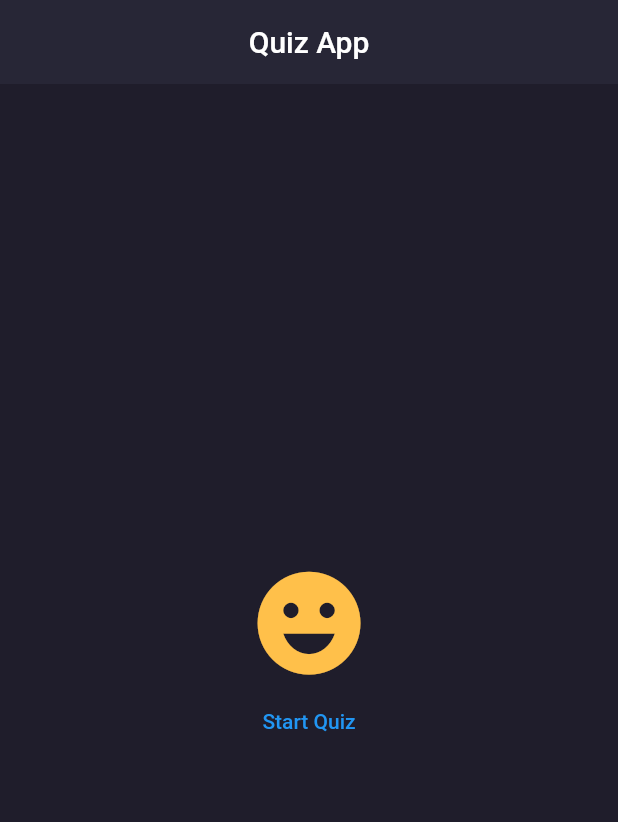
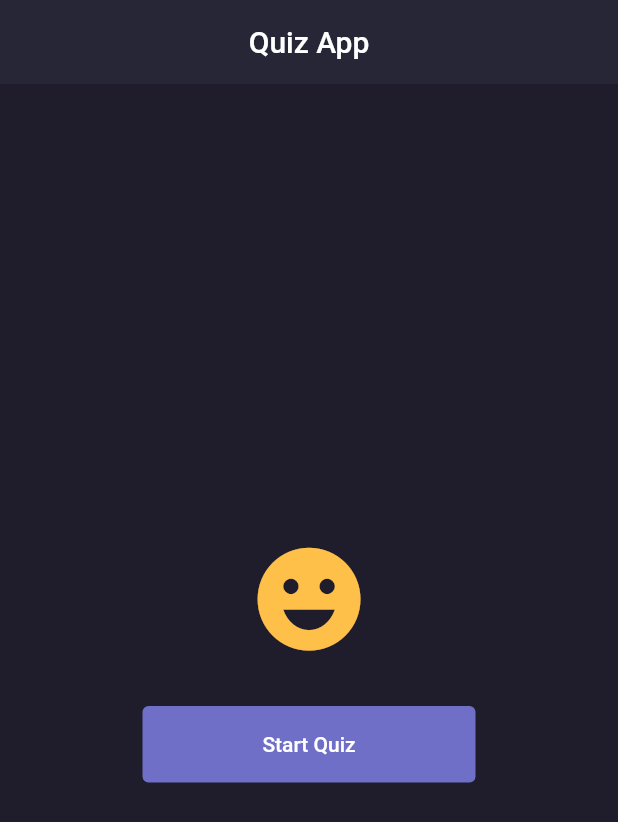
Before and after one commit to octoi/quiz-app, a Flutter app: the screen it shows after launch, on a phone screen of 412 x 824 dp. Shown: the top 822 px of the screen. Run offline on Flutter 3.47's test engine with Material 2 defaults, Android fonts, the phone set to English and light mode, and no system bars.

Commit message:
addded button

```diff
--- a/lib/screens/home_screen.dart
+++ b/lib/screens/home_screen.dart
@@ -23,9 +23,23 @@ class HomeScreen extends StatelessWidget {
                 color: appSecondaryAccentColor,
                 size: MediaQuery.of(context).size.width / 5,
               ),
+              SizedBox(height: 30.0),
               TextButton(
+                style: TextButton.styleFrom(
+                  primary: appPrimaryColor,
+                  backgroundColor: appPrimaryAccentColor,
+                ),
                 onPressed: () {},
-                child: Text('Start Quiz'),
+                child: Container(
+                  width: MediaQuery.of(context).size.width / 2,
+                  height: 35.0,
+                  child: Center(
+                    child: Text(
+                      'Start Quiz',
+                      style: TextStyle(color: Colors.white),
+                    ),
+                  ),
+                ),
               )
             ],
           ),
```
